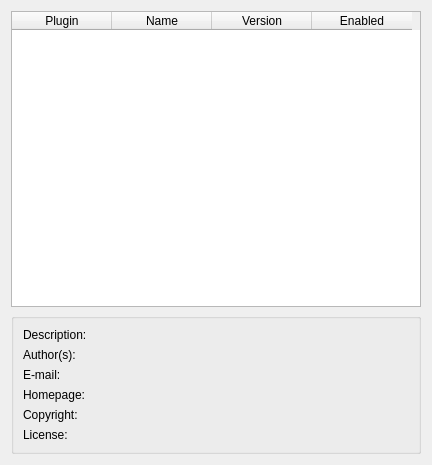
Old version of the form quarkplayer/config/PluginsConfigWidget.ui in the repository tkrotoff/QuarkPlayer.
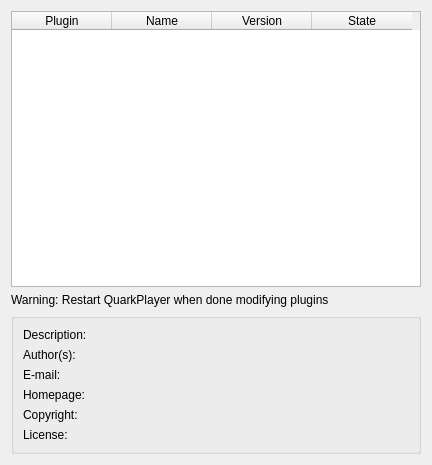
New version of the form.

Commit message: Try to fix configuration panel for plugins Add new class Singleton

Patch:
```diff
--- a/quarkplayer/config/PluginsConfigWidget.ui
+++ b/quarkplayer/config/PluginsConfigWidget.ui
@@ -38,12 +38,19 @@
      </column>
      <column>
       <property name="text" >
-       <string>Enabled</string>
+       <string>State</string>
       </property>
      </column>
     </widget>
    </item>
    <item row="1" column="0" >
+    <widget class="QLabel" name="label_2" >
+     <property name="text" >
+      <string>Warning: Restart QuarkPlayer when done modifying plugins</string>
+     </property>
+    </widget>
+   </item>
+   <item row="2" column="0" >
     <widget class="QGroupBox" name="groupBox" >
      <property name="title" >
       <string/>
```
The commit also changes 11 other files.
